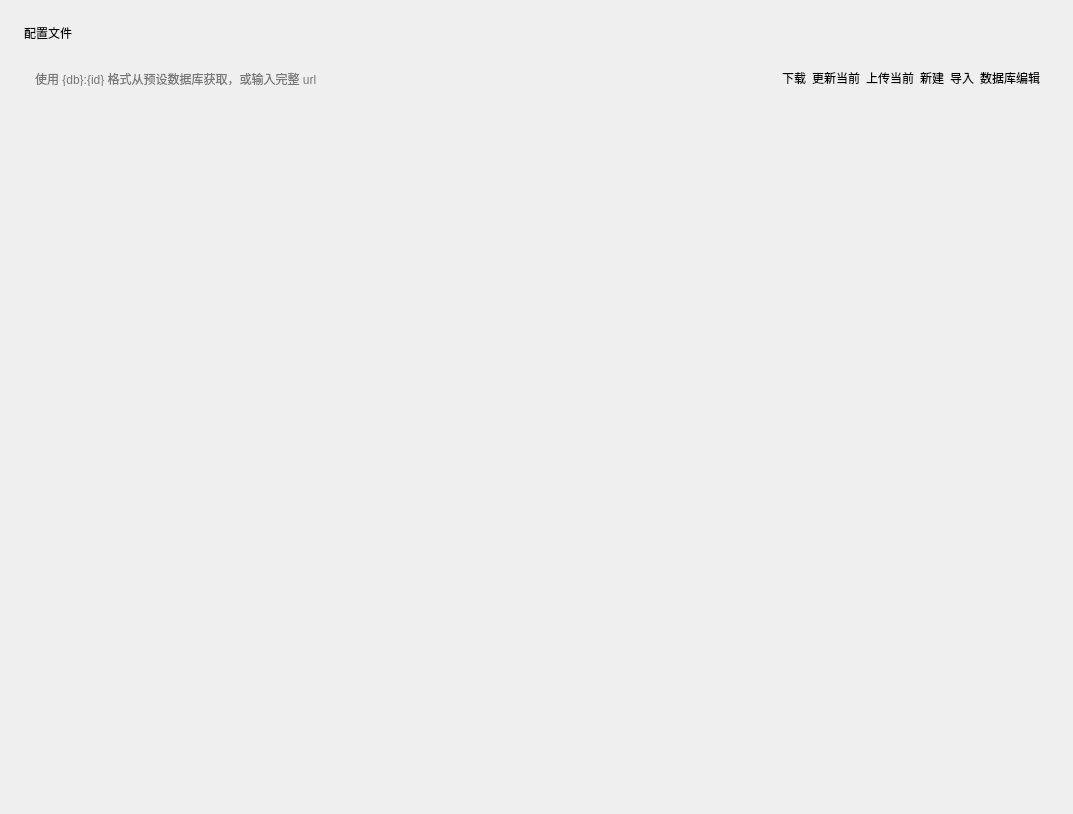
Qt form view/menu/configs.ui (xuanxuan1231/Class-Widgets) before a commit.
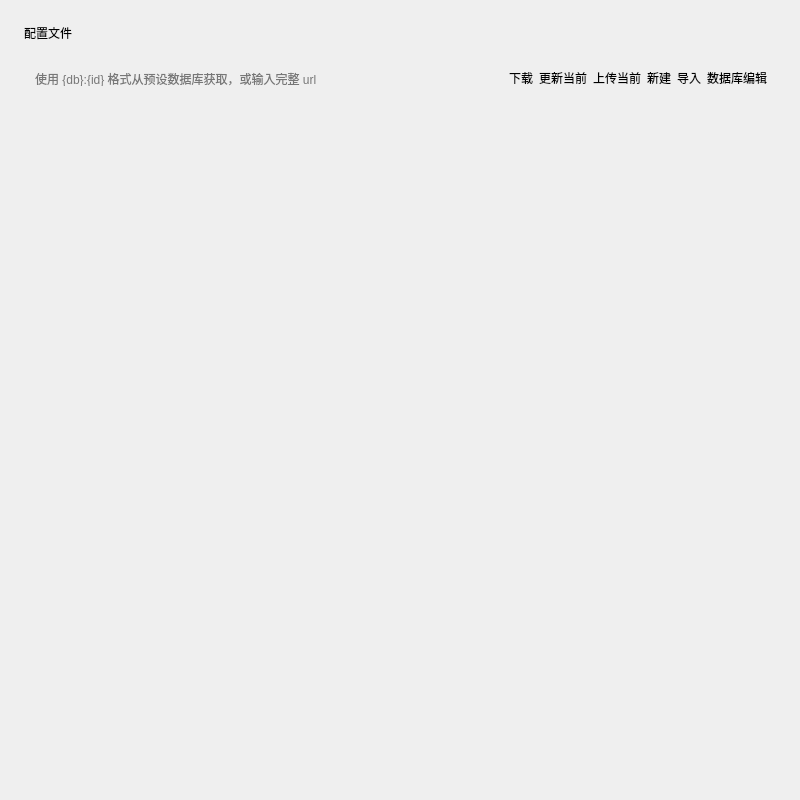
The same form after that commit. Custom widgets are drawn as their Qt base class.

What changed in the file:
```diff
--- a/view/menu/configs.ui
+++ b/view/menu/configs.ui
@@ -6,8 +6,8 @@
    <rect>
     <x>0</x>
     <y>0</y>
-    <width>1073</width>
-    <height>814</height>
+    <width>800</width>
+    <height>800</height>
    </rect>
   </property>
   <property name="sizePolicy">
```
